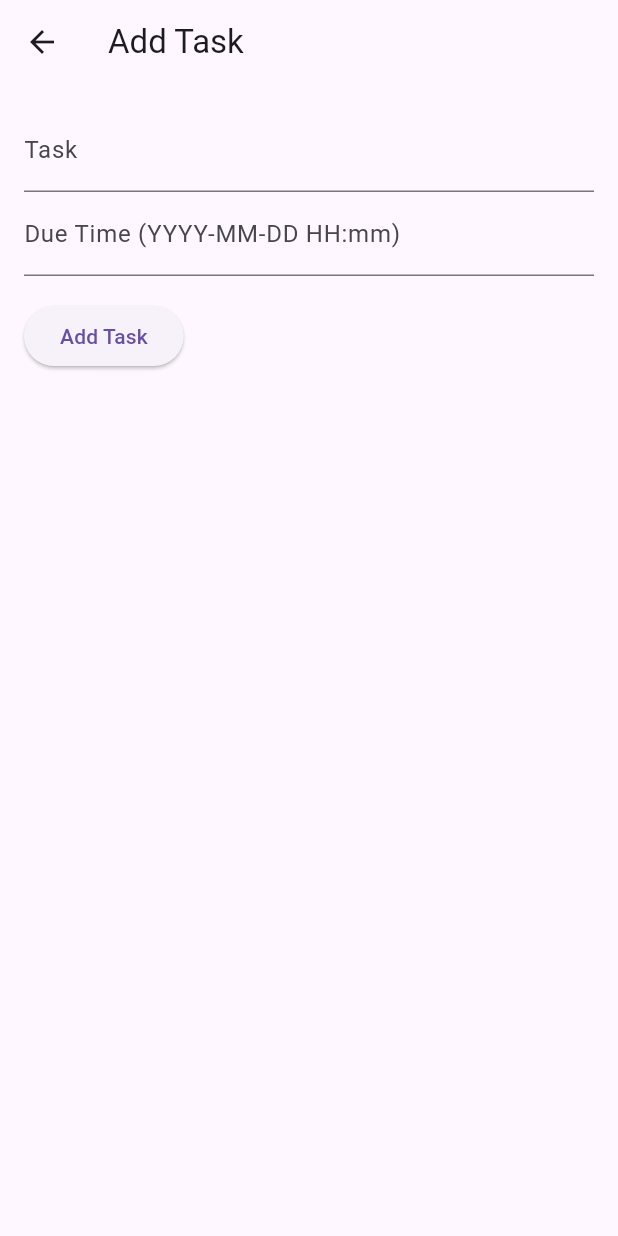
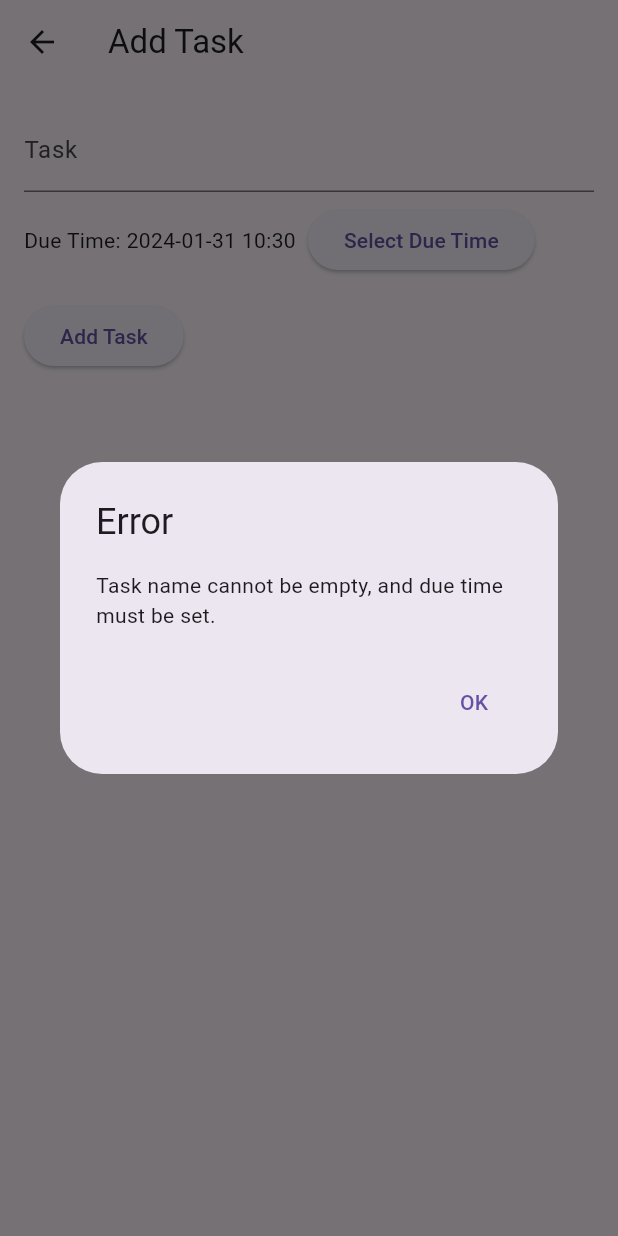
Before and after one commit to Arathivinod/To_do_list_mobileapp, a Flutter app: the AddTaskScreen screen opened directly, after a tap on "Add Task", on a phone screen of 412 x 824 dp. Run offline on Flutter 3.47's test engine with Material 3 defaults, Android fonts, the phone set to English and light mode, and no system bars; our stand-ins replace hive, hive_flutter; accounts and stored records are empty.

Commit message:
Date and time Picker added

```diff
--- a/todo_list_app/lib/add_task_screen.dart
+++ b/todo_list_app/lib/add_task_screen.dart
@@ -4,9 +4,14 @@ import 'package:hive/hive.dart';
 import 'package:intl/intl.dart';
 import '../models/database.dart';
 
-class AddTaskScreen extends StatelessWidget {
+class AddTaskScreen extends StatefulWidget {
+  @override
+  _AddTaskScreenState createState() => _AddTaskScreenState();
+}
+
+class _AddTaskScreenState extends State<AddTaskScreen> {
   final TextEditingController _taskController = TextEditingController();
-  final TextEditingController _dueTimeController = TextEditingController();
+  DateTime? _selectedDueTime = DateTime.now();
 
   @override
   Widget build(BuildContext context) {
@@ -23,10 +28,17 @@ class AddTaskScreen extends StatelessWidget {
               controller: _taskController,
               decoration: InputDecoration(labelText: 'Task'),
             ),
-            TextField(
-              controller: _dueTimeController,
-              decoration:
-                  InputDecoration(labelText: 'Due Time (YYYY-MM-DD HH:mm)'),
+            SizedBox(height:8),
+            Row(children: [
+              Text('Due Time: ${_selectedDueTime !=null ? DateFormat('yyyy-MM-dd HH:mm').format(_selectedDueTime!) : 'Not set'}'),
+                SizedBox(width: 8),
+                ElevatedButton(
+                  onPressed: () {
+                    _selectDueTime(context);
+                  },
+                  child: Text('Select Due Time'),
+                ),
+              ],
             ),
             SizedBox(height: 16),
             ElevatedButton(
@@ -40,41 +52,46 @@ class AddTaskScreen extends StatelessWidget {
       ),
     );
   }
+  Future<void> _selectDueTime(BuildContext context) async {
+    DateTime? picked = await showDatePicker(
+      context: context,
+      initialDate: _selectedDueTime ?? DateTime.now(),
+      firstDate: DateTime.now(),
+      lastDate: DateTime(2101),
+    );
+
+    if (picked != null) {
+      TimeOfDay? selectedTime = await showTimePicker(
+        context: context,
+        initialTime: TimeOfDay.fromDateTime(_selectedDueTime ?? DateTime.now()),
+      );
+
+      if (selectedTime != null) {
+        setState(() {
+          _selectedDueTime = DateTime(picked.year, picked.month, picked.day, selectedTime.hour, selectedTime.minute);
+        });
+      }
+    }
+  }
 
  void _addTask(BuildContext context) async {
-  String taskName = _taskController.text;
-  String dueTimeString = _dueTimeController.text;
+    String taskName = _taskController.text;
 
-  if (taskName.isNotEmpty && dueTimeString.isNotEmpty) {
-    DateTime? dueTime = _parseDueTime(dueTimeString);
-
-    if (dueTime != null) {
+    if (taskName.isNotEmpty  && _selectedDueTime != null) {
       // Open the 'Tasks' box
       Box<Task> taskBox = await Hive.openBox<Task>('Tasks');
 
-      Task newTask = Task(name: taskName, dueTime: dueTime);
+      Task newTask = Task(name: taskName, dueTime: _selectedDueTime!);
 
       taskBox.add(newTask);
 
       Navigator.pop(context, newTask);
     } else {
-      // Handle invalid date format
-      _showErrorDialog(context,
-          'Invalid date format. Please enter a valid date and time.');
+      // Handle empty task name
+      _showErrorDialog(context, 'Task name cannot be empty, and due time must be set.');
     }
   }
-}
 
-
-  DateTime _parseDueTime(String dueTimeString) {
-    try {
-      return DateFormat('yyyy-MM-dd HH:mm').parseStrict(dueTimeString);
-    } catch (e) {
-      print('Error parsing date: $e');
-      return DateTime(
-          1900); // Return a default date or use another sentinel value
-    }
-  }
 
   void _showErrorDialog(BuildContext context, String message) {
     showDialog(
@@ -86,10 +103,7 @@ class AddTaskScreen extends StatelessWidget {
           mainAxisSize: MainAxisSize.min,
           children: [
             Text(message),
-            SizedBox(height: 8),
-            Text(
-                'Please enter the date and time in the format: YYYY-MM-DD HH:mm'),
-          ],
+            ],
         ),
         actions: [
           TextButton(
```
Also changed, not shown: todo_list_app/pubspec.yaml (+7 -2 lines), todo_list_app/pubspec.lock, 1 other file.
